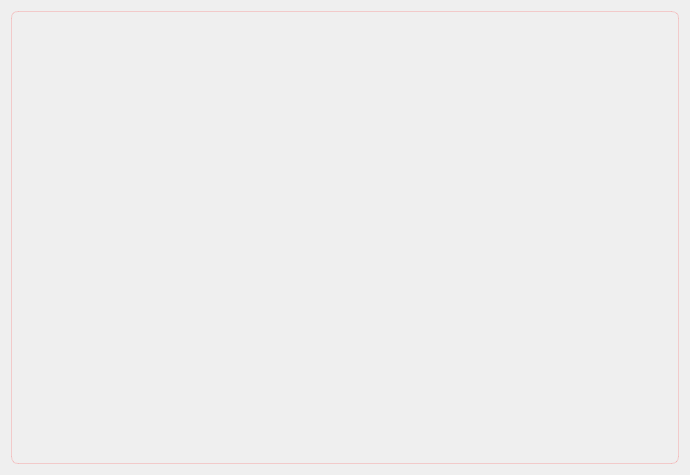
Old version of the form views/ui/widget_custome/table.ui in the repository wolfwarriorvn/FacebookScrape.
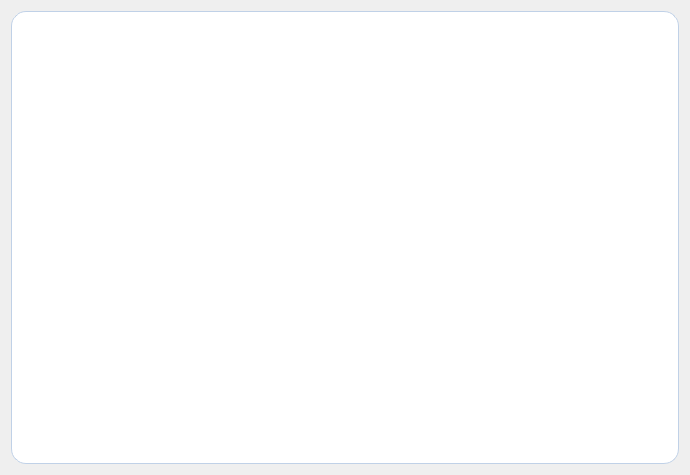
New version of the form.

What changed in the file:
```diff
--- a/views/ui/widget_custome/table.ui
+++ b/views/ui/widget_custome/table.ui
@@ -18,17 +18,16 @@
     <widget class="QTableView" name="tableView">
      <property name="styleSheet">
       <string notr="true">QTableView {
-background-color: transparent;
-border: 1px solid rgba(255,1,1,40);
-border-radius: 7px;
+font: 10pt &quot;Segoe UI&quot;;
+background-color: white;
+border: 1px solid rgba(192, 209, 231, 1);
+border-radius: 15px;
 color: black;
-border-bottom-right-radius: 7px; 
-border-bottom-left-radius: 7px; 
 }
 QHeaderView{
 background-color: transparent;
 font-weight: bold;
-border-bottom: 1px solid rgba(255,1,1,40);
+border-bottom: 1px solid rgba(192, 209, 231, 1);
 }
 
 QHeaderView::section{
@@ -37,11 +36,11 @@
 }
 QTableView::item {
 	font-size: 11pt;
-    border-bottom: 1px solid rgba(255,1,1,40);
+    border-bottom: 1px solid rgba(192, 209, 231, 1);
 }
 QTableView::item:selected{
 	border: none;
-    background-color: rgba(255, 1, 1, 50);
+    background-color:  #0081A7;
 }
 
 
@@ -63,7 +62,7 @@
       <number>100</number>
      </attribute>
      <attribute name="horizontalHeaderDefaultSectionSize">
-      <number>10</number>
+      <number>100</number>
      </attribute>
      <attribute name="horizontalHeaderStretchLastSection">
       <bool>true</bool>
```
